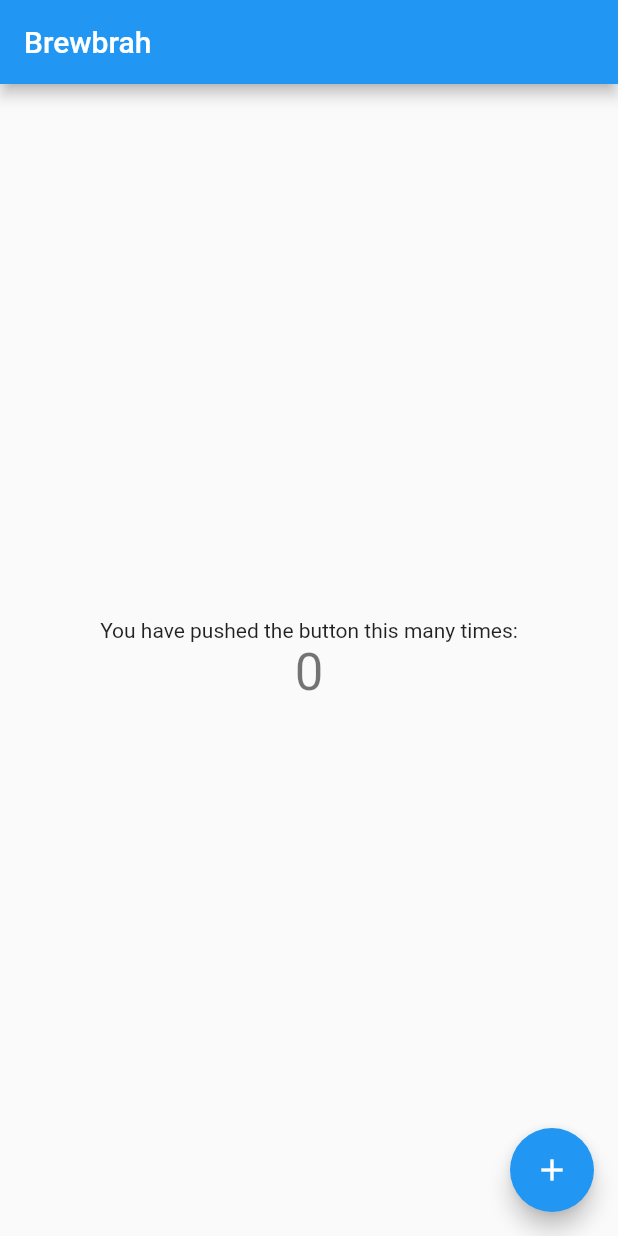
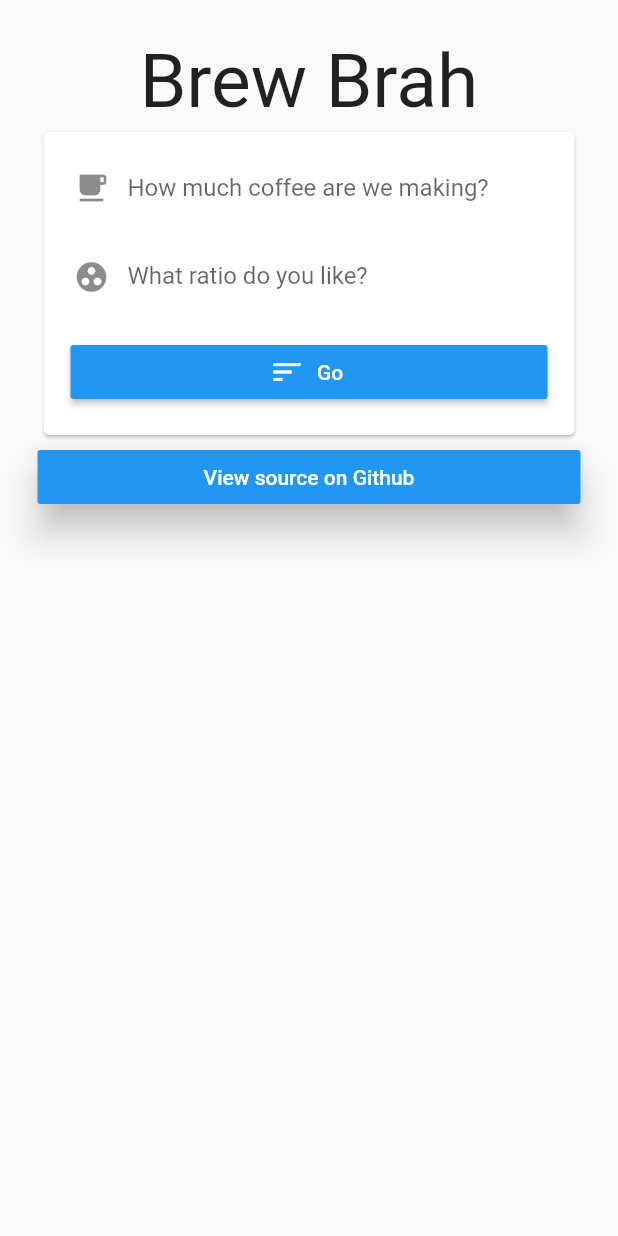
Before and after one commit to bjornnorgaard/brewbrah, a Flutter app: the screen it shows after launch, on a phone screen of 412 x 824 dp. Run offline on Flutter 3.47's test engine with Material 2 defaults, Android fonts, the phone set to English and light mode, and no system bars.

Commit message:
Flutter version (#98)
* Added badges

* Moved src and updated build scripts

* Created flutter project

* Created build step in workflow and moved project into root flutter folder

* Created flutter project in correct location

* Fixed name of flutter folder

* Added path restriction to web build

* Updated build scripts

* Moved flutter build script into root of scripts folder

* Changed color theme

* Script namming

* Update before reset

* Reset flutter app

* Progress

```diff
--- /dev/null
+++ b/flutter/lib/home_material.dart
@@ -0,0 +1,100 @@
+import 'package:flutter/cupertino.dart';
+import 'package:flutter/material.dart';
+
+class HomeMaterial extends StatelessWidget {
+  @override
+  Widget build(BuildContext context) {
+    return Scaffold(
+      body: SafeArea(
+        child: Padding(
+          padding: const EdgeInsets.all(25.0),
+          child: Column(
+            crossAxisAlignment: CrossAxisAlignment.stretch,
+            children: <Widget>[
+              Center(
+                child: Text("Brew Brah", style: TextStyle(fontSize: 50)),
+              ),
+              BrewForm(),
+              RaisedButton(
+                onPressed: () => print("Go to source"),
+                onLongPress: () => print("Go to long source"),
+                color: Colors.blue,
+                textColor: Colors.white,
+                elevation: 10,
+                child: Text("View source on Github"),
+              ),
+            ],
+          ),
+        ),
+      ),
+    );
+  }
+}
+
+class BrewForm extends StatefulWidget {
+  @override
+  State<StatefulWidget> createState() => _BrewFormState();
+}
+
+class _BrewFormState extends State<BrewForm> {
+  var _formKey = GlobalKey<FormState>();
+
+  @override
+  Widget build(BuildContext context) {
+    return Card(
+      child: Form(
+        key: _formKey,
+        child: Padding(
+          padding: const EdgeInsets.all(8.0),
+          child: Column(
+            crossAxisAlignment: CrossAxisAlignment.stretch,
+            children: <Widget>[
+              TextFormField(
+                decoration: InputDecoration(
+                  labelText: "How much coffee are we making?",
+                  hintText: "1000 is four big cups",
+                  suffixText: "grams",
+                  prefixIcon: Icon(Icons.local_cafe),
+                  border: InputBorder.none,
+                ),
+                keyboardType: TextInputType.number,
+                validator: (value) {
+                  if (value.isEmpty) {
+                    return "Enter something dammit";
+                  }
+                  return null;
+                },
+              ),
+              TextFormField(
+                decoration: InputDecoration(
+                  labelText: "What ratio do you like?",
+                  hintText: "15 is a normal cup",
+                  suffixText: "water/grounds",
+                  prefixIcon: Icon(Icons.group_work),
+                  border: InputBorder.none,
+                ),
+                keyboardType: TextInputType.number,
+                validator: (value) {
+                  if (value.isEmpty) {
+                    return "Enter something dammit";
+                  }
+                  return null;
+                },
+              ),
+              Padding(
+                padding: const EdgeInsets.all(10),
+                child: RaisedButton.icon(
+                  onPressed: () => print("go form"),
+                  icon: Icon(Icons.sort),
+                  label: Text("Go"),
+                  color: Colors.blue,
+                  textColor: Colors.white,
+                ),
+              )
+            ],
+          ),
+        ),
+      ),
+    );
+  }
+}
--- a/flutter/lib/main.dart
+++ b/flutter/lib/main.dart
@@ -1,111 +1,16 @@
+import 'package:brewbrah/home_material.dart';
 import 'package:flutter/material.dart';
 
 void main() => runApp(MyApp());
 
 class MyApp extends StatelessWidget {
-  // This widget is the root of your application.
   @override
   Widget build(BuildContext context) {
     return MaterialApp(
-      title: 'Brewbrah',
-      theme: ThemeData(
-        // This is the theme of your application.
-        //
-        // Try running your application with "flutter run". You'll see the
-        // application has a blue toolbar. Then, without quitting the app, try
-        // changing the primarySwatch below to Colors.green and then invoke
-        // "hot reload" (press "r" in the console where you ran "flutter run",
-        // or simply save your changes to "hot reload" in a Flutter IDE).
-        // Notice that the counter didn't reset back to zero; the application
-        // is not restarted.
-        primarySwatch: Colors.blue,
-      ),
-      home: MyHomePage(title: 'Brewbrah'),
-    );
+        title: 'Flutter Demo',
+        theme: ThemeData(
+          primarySwatch: Colors.blue,
+        ),
+        home: HomeMaterial());
   }
 }
-
-class MyHomePage extends StatefulWidget {
-  MyHomePage({Key key, this.title}) : super(key: key);
-
-  // This widget is the home page of your application. It is stateful, meaning
-  // that it has a State object (defined below) that contains fields that affect
-  // how it looks.
-
-  // This class is the configuration for the state. It holds the values (in this
-  // case the title) provided by the parent (in this case the App widget) and
-  // used by the build method of the State. Fields in a Widget subclass are
-  // always marked "final".
-
-  final String title;
-
-  @override
-  _MyHomePageState createState() => _MyHomePageState();
-}
-
-class _MyHomePageState extends State<MyHomePage> {
-  int _counter = 0;
-
-  void _incrementCounter() {
-    setState(() {
-      // This call to setState tells the Flutter framework that something has
-      // changed in this State, which causes it to rerun the build method below
-      // so that the display can reflect the updated values. If we changed
-      // _counter without calling setState(), then the build method would not be
-      // called again, and so nothing would appear to happen.
-      _counter++;
-    });
-  }
-
-  @override
-  Widget build(BuildContext context) {
-    // This method is rerun every time setState is called, for instance as done
-    // by the _incrementCounter method above.
-    //
-    // The Flutter framework has been optimized to make rerunning build methods
-    // fast, so that you can just rebuild anything that needs updating rather
-    // than having to individually change instances of widgets.
-    return Scaffold(
-      appBar: AppBar(
-        // Here we take the value from the MyHomePage object that was created by
-        // the App.build method, and use it to set our appbar title.
-        title: Text(widget.title),
-      ),
-      body: Center(
-        // Center is a layout widget. It takes a single child and positions it
-        // in the middle of the parent.
-        child: Column(
-          // Column is also a layout widget. It takes a list of children and
-          // arranges them vertically. By default, it sizes itself to fit its
-          // children horizontally, and tries to be as tall as its parent.
-          //
-          // Invoke "debug painting" (press "p" in the console, choose the
-          // "Toggle Debug Paint" action from the Flutter Inspector in Android
-          // Studio, or the "Toggle Debug Paint" command in Visual Studio Code)
-          // to see the wireframe for each widget.
-          //
-          // Column has various properties to control how it sizes itself and
-          // how it positions its children. Here we use mainAxisAlignment to
-          // center the children vertically; the main axis here is the vertical
-          // axis because Columns are vertical (the cross axis would be
-          // horizontal).
-          mainAxisAlignment: MainAxisAlignment.center,
-          children: <Widget>[
-            Text(
-              'You have pushed the button this many times:',
-            ),
-            Text(
-              '$_counter',
-              style: Theme.of(context).textTheme.display1,
-            ),
-          ],
-        ),
-      ),
-      floatingActionButton: FloatingActionButton(
-        onPressed: _incrementCounter,
-        tooltip: 'Increment',
-        child: Icon(Icons.add),
-      ), // This trailing comma makes auto-formatting nicer for build methods.
-    );
-  }
-}
```
Also changed, not shown: 2 other files.
